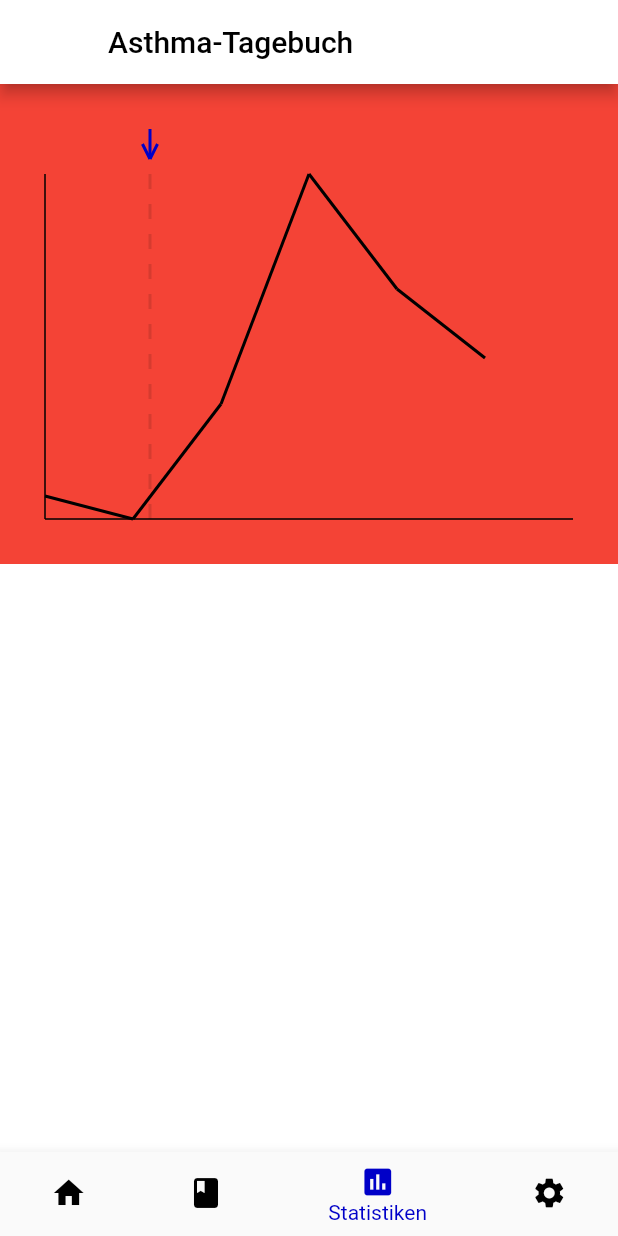
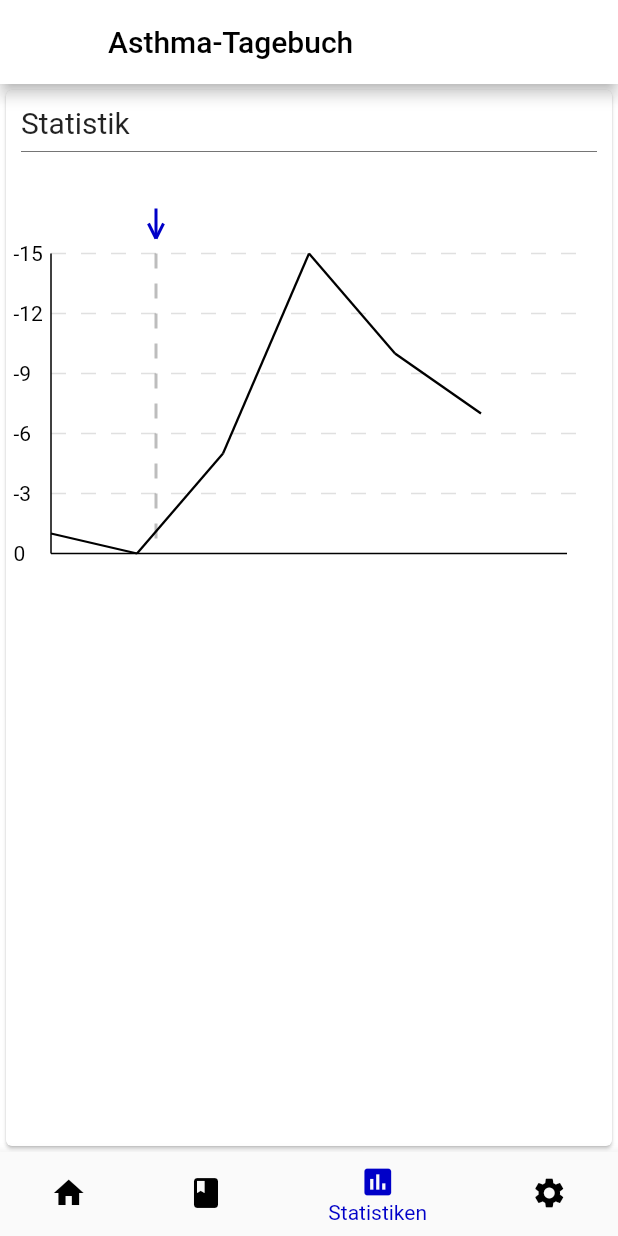
Before and after one commit to tabearunzheimer/asthma-diary, a Flutter app: the StatisticsScreen screen opened by its route, on a phone screen of 412 x 824 dp. Run offline on Flutter 3.47's test engine with Material 2 defaults, Android fonts, the phone set to English and light mode, and no system bars; our stand-ins replace shared_preferences, sqflite; accounts and stored records are empty.

Commit message:
set up basic statisticscreen

```diff
--- a/lib/screens/StatisticsScreen.dart
+++ b/lib/screens/StatisticsScreen.dart
@@ -34,8 +34,16 @@ class _StatisticsScreenState extends State<StatisticsScreen>
     return Scaffold(
       appBar: _reusableWidgets.getNormalAppBar(),
       body: Container(
+
+        child: Card(
+          child: Column(
+            crossAxisAlignment: CrossAxisAlignment.start,
+            children: [
+              getHeadline("Statistik"),
+              getDivider(),
+              Container(
                 child: Container(
-          color: Colors.red,
+                  //color: Colors.red,
                   height: 320,
                   //margin: EdgeInsets.only(top: 500, bottom: 0),
                   width: MediaQuery.of(context).size.width,
@@ -66,7 +74,29 @@ class _StatisticsScreenState extends State<StatisticsScreen>
                   ),
                 ),
               ),
+            ],
+          ),
+        ),
+      ),
       bottomNavigationBar: _reusableWidgets.getBottomNavigationBar(),
+    );
+  }
+
+  Widget getHeadline(String t) {
+    return new Container(
+      padding: EdgeInsets.fromLTRB(10, 10, 0, 0),
+      child: Text(
+        t,
+        style: TextStyle(fontSize: 20),
+      ),
+    );
+  }
+
+  Widget getDivider() {
+    return new Divider(
+      color: Colors.black54,
+      indent: 10,
+      endIndent: 10,
     );
   }
 
```
Also changed, not shown: lib/helper/CustomStatisticsPainter.dart (+32 -16 lines). Lines whose indentation alone changed are shown as unchanged.
